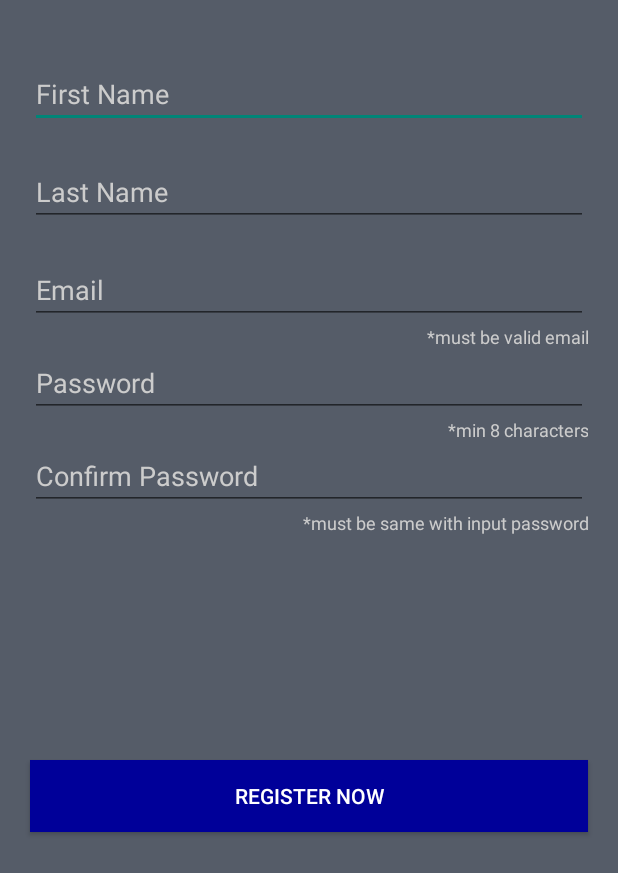
After one commit to mstrassassin1st/Lightbulb, an Android app: the Register screen opened directly, with no data from a screen before it, on a phone screen of 412 x 824 dp. The commit adds this screen. Shown: the top 873 px of the screen. Run offline under Robolectric (Android 15) with nearby library versions, the phone set to English and light mode, and no system bars.

Commit message:
Updated with Hans' work - Splash-Intro-Login-Register

```diff
--- a/app/build.gradle
+++ b/app/build.gradle
@@ -18,6 +18,10 @@ android {
     }
 }
 
+repositories {
+    maven { url 'https://jitpack.io' }
+}
+
 dependencies {
     implementation fileTree(include: ['*.jar'], dir: 'libs')
     implementation 'com.android.support:appcompat-v7:28.0.0'
@@ -30,4 +34,5 @@ dependencies {
     implementation 'com.android.support:cardview-v7:28.0.0'
     implementation 'com.android.support:recyclerview-v7:28.0.0'
     implementation files('libs/YouTubeAndroidPlayerApi.jar')
+    implementation 'com.github.apl-devs:appintro:v4.2.3'
 }
--- /dev/null
+++ b/app/src/main/res/drawable/ic_check_black_24dp.xml
@@ -0,0 +1,9 @@
+<vector xmlns:android="http://schemas.android.com/apk/res/android"
+        android:width="24dp"
+        android:height="24dp"
+        android:viewportWidth="24.0"
+        android:viewportHeight="24.0">
+    <path
+        android:fillColor="#FF000000"
+        android:pathData="M9,16.17L4.83,12l-1.42,1.41L9,19 21,7l-1.41,-1.41z"/>
+</vector>
--- /dev/null
+++ b/app/src/main/res/layout/activity_register.xml
@@ -0,0 +1,114 @@
+<?xml version="1.0" encoding="utf-8"?>
+<LinearLayout xmlns:android="http://schemas.android.com/apk/res/android"
+    xmlns:app="http://schemas.android.com/apk/res-auto"
+    xmlns:tools="http://schemas.android.com/tools"
+    android:layout_width="match_parent"
+    android:layout_height="match_parent"
+    android:orientation="vertical"
+    android:background="@color/colorPrimary"
+    tools:context=".Login">
+
+
+    <EditText
+        android:id="@+id/first_name"
+        android:layout_width="match_parent"
+        android:layout_height="wrap_content"
+        android:layout_marginTop="40dp"
+        android:layout_marginLeft="20dp"
+        android:layout_marginStart="20dp"
+        android:layout_marginRight="20dp"
+        android:layout_marginEnd="20dp"
+        android:hint="First Name"
+        android:textColorHint="@color/colorGrey"
+        android:textColor="@color/colorWhite"/>
+
+    <EditText
+        android:id="@+id/last_name"
+        android:layout_width="match_parent"
+        android:layout_height="wrap_content"
+        android:layout_marginTop="20dp"
+        android:layout_marginLeft="20dp"
+        android:layout_marginStart="20dp"
+        android:layout_marginRight="20dp"
+        android:layout_marginEnd="20dp"
+        android:hint="Last Name"
+        android:textColorHint="@color/colorGrey"
+        android:textColor="@color/colorWhite"/>
+
+    <EditText
+        android:id="@+id/emailReg"
+        android:layout_width="match_parent"
+        android:layout_height="wrap_content"
+        android:layout_marginTop="20dp"
+        android:layout_marginLeft="20dp"
+        android:layout_marginStart="20dp"
+        android:layout_marginRight="20dp"
+        android:layout_marginEnd="20dp"
+        android:hint="Email"
+        android:textColorHint="@color/colorGrey"
+        android:textColor="@color/colorWhite"/>
+    <TextView
+        android:layout_width="match_parent"
+        android:layout_height="wrap_content"
+        android:gravity="right"
+        android:layout_marginRight="20dp"
+        android:text="*must be valid email"
+        android:textSize="12dp"
+        android:textColor="@color/colorGrey" />
+    <EditText
+        android:id="@+id/passwordReg"
+        android:layout_width="match_parent"
+        android:layout_height="wrap_content"
+        android:layout_marginLeft="20dp"
+        android:layout_marginStart="20dp"
+        android:layout_marginRight="20dp"
+        android:layout_marginEnd="20dp"
+        android:hint="Password"
+        android:inputType="textPassword"
+        android:textColorHint="@color/colorGrey"
+        android:textColor="@color/colorWhite"/>
+    <TextView
+        android:layout_width="match_parent"
+        android:layout_height="wrap_content"
+        android:gravity="right"
+        android:layout_marginRight="20dp"
+        android:text="*min 8 characters"
+        android:textSize="12dp"
+        android:textColor="@color/colorGrey"
+        />
+    <EditText
+        android:id="@+id/confpasswordReg"
+        android:layout_width="match_parent"
+        android:layout_height="wrap_content"
+        android:layout_marginLeft="20dp"
+        android:layout_marginStart="20dp"
+        android:layout_marginRight="20dp"
+        android:layout_marginEnd="20dp"
+        android:hint="Confirm Password"
+        android:inputType="textPassword"
+        android:textColorHint="@color/colorGrey"
+        android:textColor="@color/colorWhite"/>
+    <TextView
+        android:layout_width="match_parent"
+        android:layout_height="wrap_content"
+        android:gravity="right"
+        android:layout_marginRight="20dp"
+        android:text="*must be same with input password"
+        android:textSize="12dp"
+        android:textColor="@color/colorGrey"
+        />
+    <Button
+        android:id="@+id/btnRegister"
+        android:layout_width="match_parent"
+        android:layout_height="wrap_content"
+        android:layout_marginTop="150dp"
+        android:layout_marginLeft="20dp"
+        android:layout_marginStart="20dp"
+        android:layout_marginRight="20dp"
+        android:layout_marginEnd="20dp"
+        android:layout_gravity="bottom"
+        android:text="REGISTER NOW"
+        android:background="@color/colorBlue"
+        android:textColor="@color/colorWhite"
+        />
+</LinearLayout>
--- a/app/src/main/res/values/colors.xml
+++ b/app/src/main/res/values/colors.xml
@@ -5,4 +5,8 @@
     <color name="colorAccent">#163266</color>
     <color name="colorWhite">#FFF</color>
     <color name="colorBlack">#000</color>
+    <color name="colorGrey">#cccccc</color>
+    <color name="colorBlue">#000099</color>
+    <color name="colorLightBlue">#8080ff</color>
+    <color name="colorRed">#ff5050</color>
 </resources>
```
Also changed, not shown: app/src/main/AndroidManifest.xml (+8 -4 lines), app/src/main/java/app/itdivision/lightbulb/AppIntroActivity.java (added, +42 -0 lines), app/src/main/java/app/itdivision/lightbulb/Login.java (added, +92 -0 lines), app/src/main/java/app/itdivision/lightbulb/Register.java (added, +113 -0 lines), app/src/main/java/app/itdivision/lightbulb/Splash.java (added, +43 -0 lines), app/src/main/res/layout/activity_app_intro.xml (added, +9 -0 lines), app/src/main/res/layout/activity_login.xml (added, +90 -0 lines), app/src/main/res/layout/activity_splash.xml (added, +17 -0 lines), app/src/main/res/layout/toast_layout.xml (added, +25 -0 lines), app/src/main/res/values/drawables.xml (deleted, +0 -8 lines), app/src/main/res/mipmap-xxxhdpi/library_image_1.png (added), app/src/main/res/mipmap-xxxhdpi/library_image_2.jpg (added), app/src/main/res/mipmap-xxxhdpi/logo.png (added).
